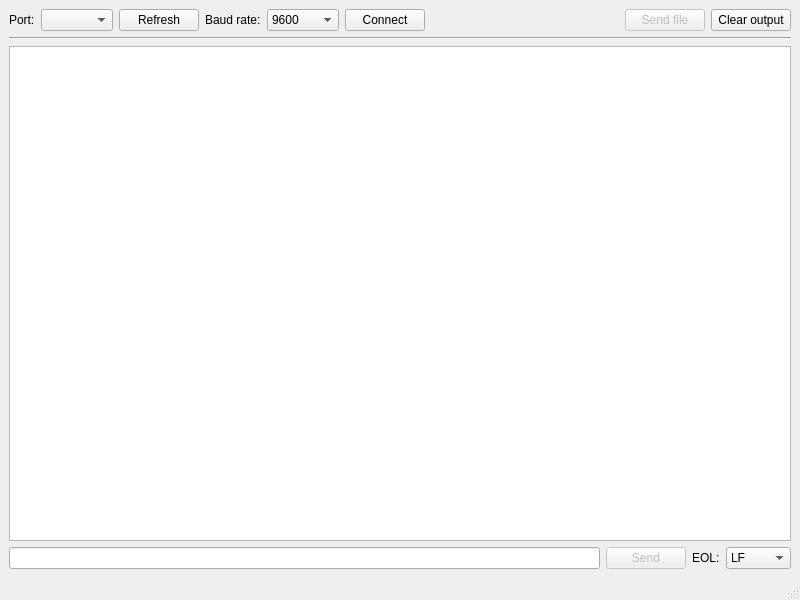
Before: the Qt Designer form layout/Ui_MainWindow.ui in y252328/ATerm, drawn with Qt 5.
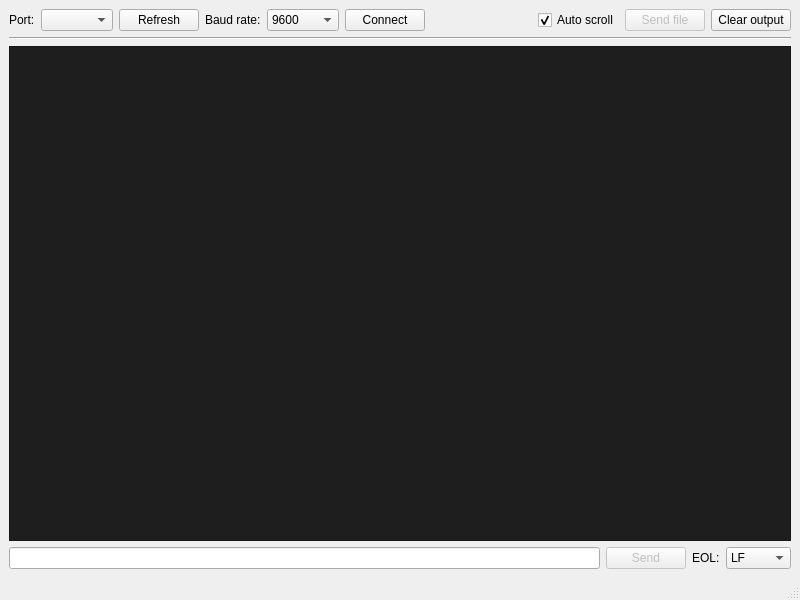
After: the same form once the commit is applied.

Commit message: change background color

```diff
--- a/layout/Ui_MainWindow.ui
+++ b/layout/Ui_MainWindow.ui
@@ -91,6 +91,16 @@
         </property>
        </spacer>
       </item>
+      <item>
+       <widget class="QCheckBox" name="autoScrollCheckBox">
+        <property name="text">
+         <string>Auto scroll</string>
+        </property>
+        <property name="checked">
+         <bool>true</bool>
+        </property>
+       </widget>
+      </item>
       <item>
        <widget class="QPushButton" name="sendFileBtn">
         <property name="enabled">
@@ -125,6 +135,10 @@
         <pointsize>14</pointsize>
        </font>
       </property>
+      <property name="styleSheet">
+       <string notr="true">background-color: rgb(30, 30, 30);
+color: rgb(236, 236, 236);</string>
+      </property>
      </widget>
     </item>
     <item>
```
The commit also changes 4 other files.
